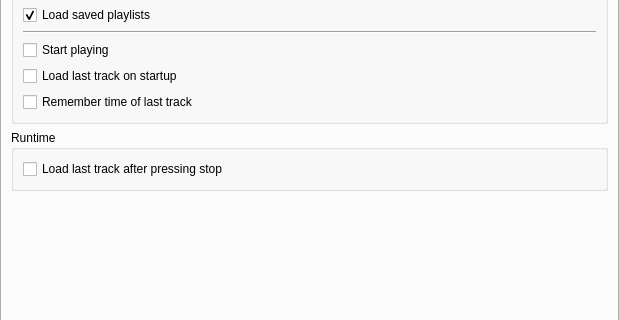
Above: src/GUI/Preferences/PlaylistPreferences/GUI_PlaylistPreferences.ui from return42/sayonara before the change; both pictures show x 0 to 619 and y 94 to 414 of the 619 by 647 pixel window. Below: the same form after it.
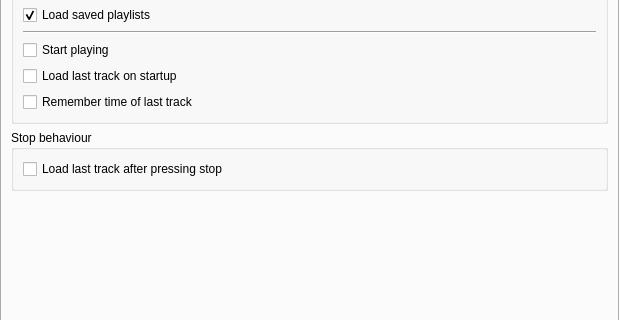
That is the form after the change.

Patch:
```diff
--- a/src/GUI/Preferences/PlaylistPreferences/GUI_PlaylistPreferences.ui
+++ b/src/GUI/Preferences/PlaylistPreferences/GUI_PlaylistPreferences.ui
@@ -110,7 +110,7 @@
        <item row="7" column="0">
         <widget class="QGroupBox" name="groupBox_2">
          <property name="title">
-          <string>Runtime</string>
+          <string>Stop behaviour</string>
          </property>
          <layout class="QVBoxLayout" name="verticalLayout_2">
           <item>
```
